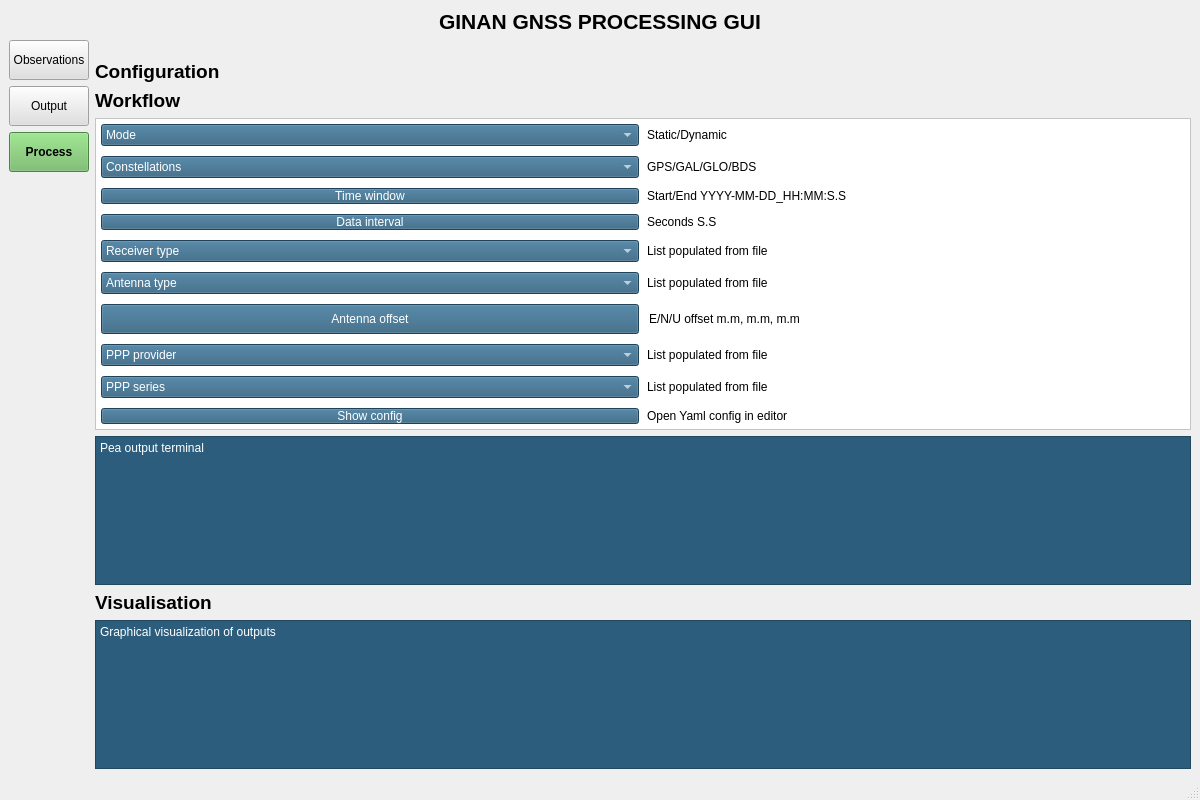
Above: app/views/main_window.ui from u7327620/Ginan-UI before the change. Below: the same form after it.
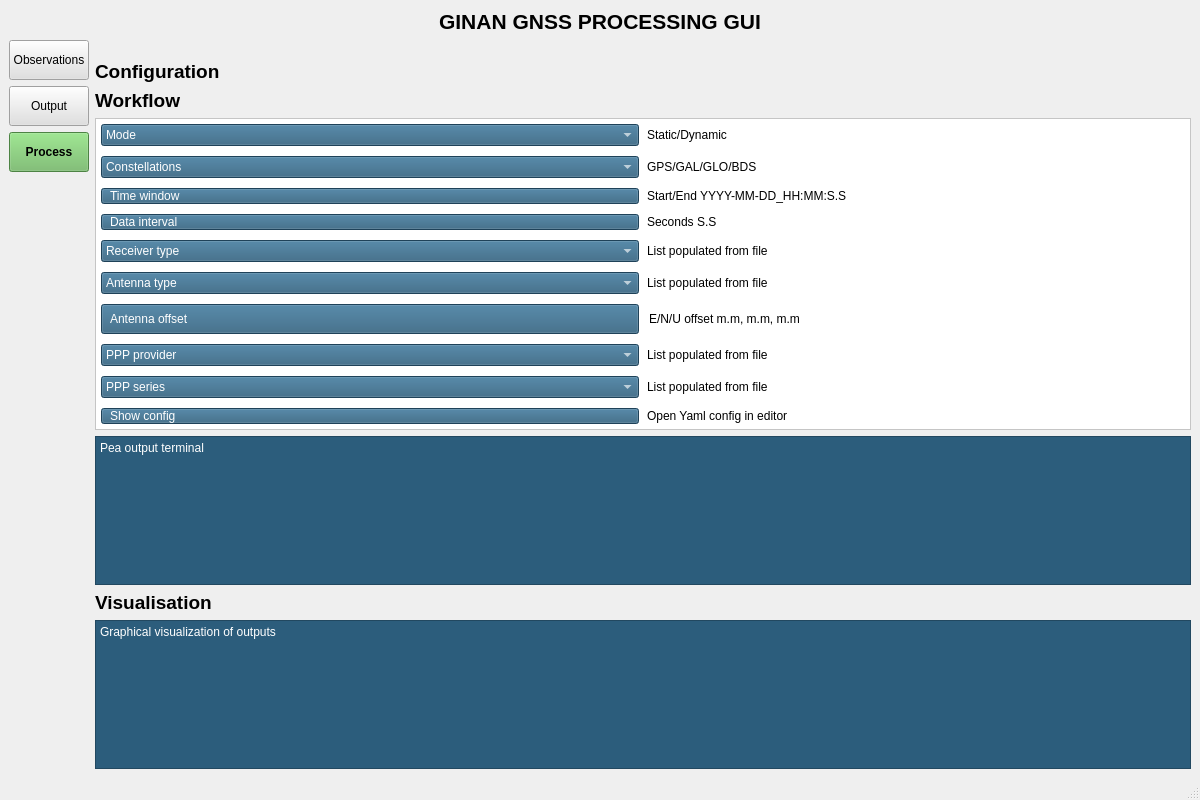
That is the form after the change.

Commit message: Continue to refine the button logic

```diff
--- a/app/views/main_window.ui
+++ b/app/views/main_window.ui
@@ -148,6 +148,7 @@
                   color:white;
                   padding:0px 8px;
                   font:13pt "Segoe UI";
+                  text-align:left;
                 </string>
               </property>
               <property name="text"><string>Time window</string></property>
@@ -169,6 +170,7 @@
                   color:white;
                   padding:0px 8px;
                   font:13pt "Segoe UI";
+                  text-align:left;
                 </string>
               </property>
               <property name="text"><string>Data interval</string></property>
@@ -211,6 +213,7 @@
                   color:white;
                   padding:0px 8px;
                   font:13pt "Segoe UI";
+                  text-align:left;
                 </string>
               </property>
               <property name="text">
@@ -272,6 +275,7 @@
                   color:white;
                   padding:0px 8px;
                   font:13pt "Segoe UI";
+                  text-align:left;
                 </string>
               </property>
               <property name="text"><string>Show config</string></property>
```
The commit also changes 2 other files.
